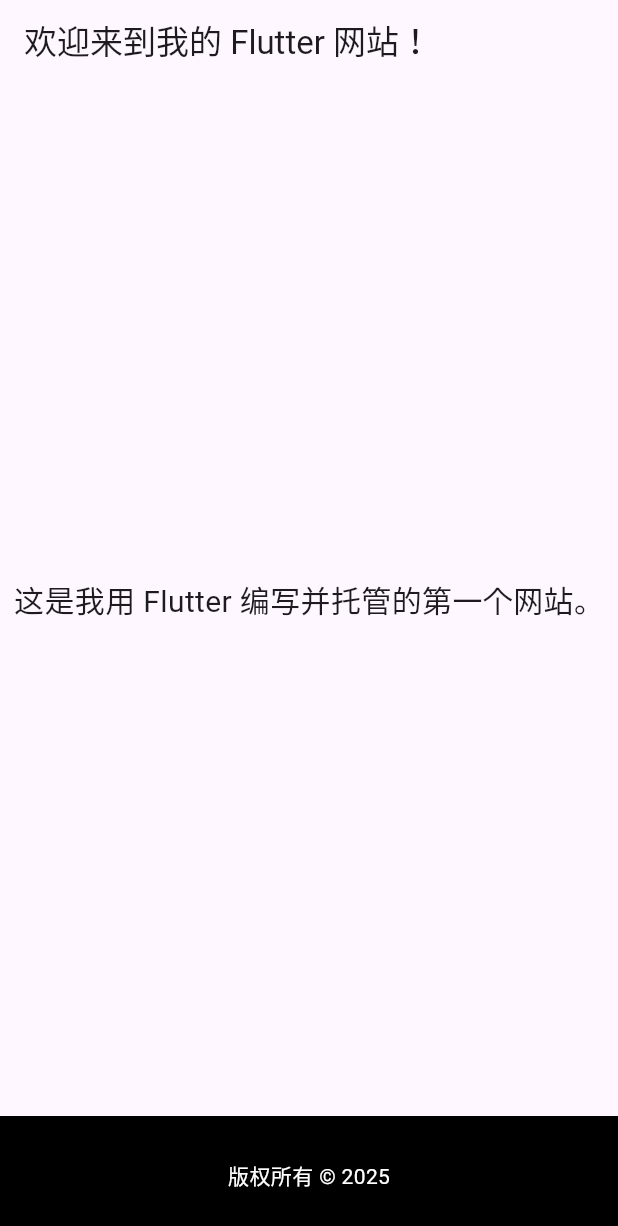
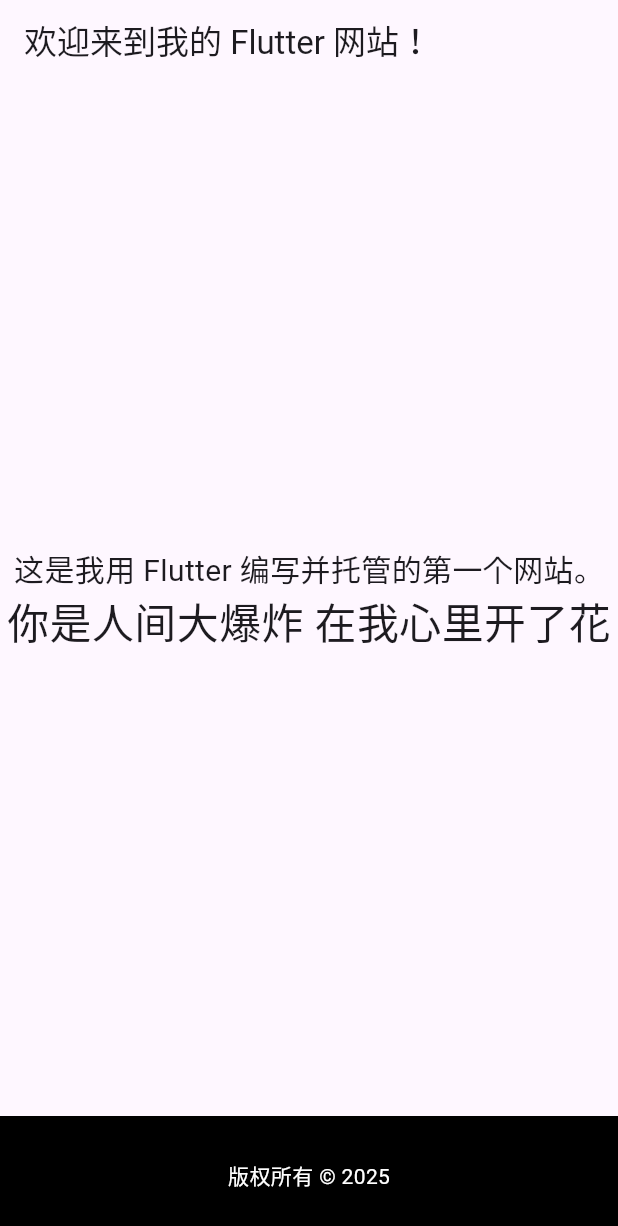
Before and after one commit to dokosho02/my_web_app, a Flutter app: the screen it shows after launch, on a phone screen of 412 x 824 dp. Shown: the top 1226 px of the screen. Run offline on Flutter 3.47's test engine with Material 3 defaults, Android fonts, the phone set to English and light mode, and no system bars.

Commit message:
add a line of lyrics DaDaDa

```diff
--- a/lib/main.dart
+++ b/lib/main.dart
@@ -36,6 +36,11 @@
               '这是我用 Flutter 编写并托管的第一个网站。',
               style: TextStyle(fontSize: 20),
             ),
+            // another Text
+            Text(
+              '你是人间大爆炸 在我心里开了花',
+              style: TextStyle(fontSize: 28),
+            ),
           ],
         ),
       ),
```
